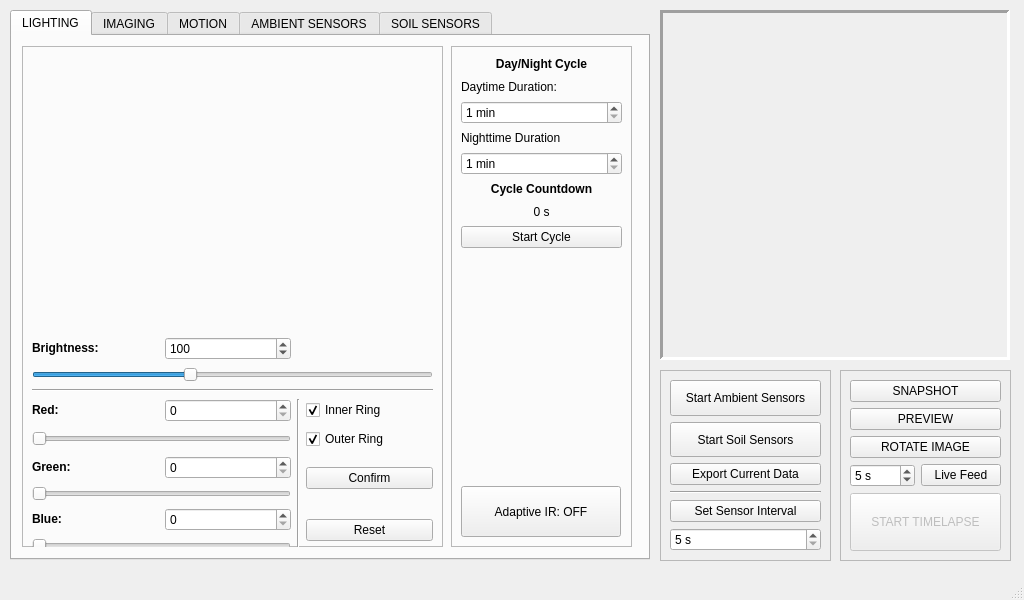
Before: the Qt Designer form _ui/FlashLapse_Pro.ui in CoCl-Jerry/Flashlapse_Pro_Dev, drawn with Qt 5.
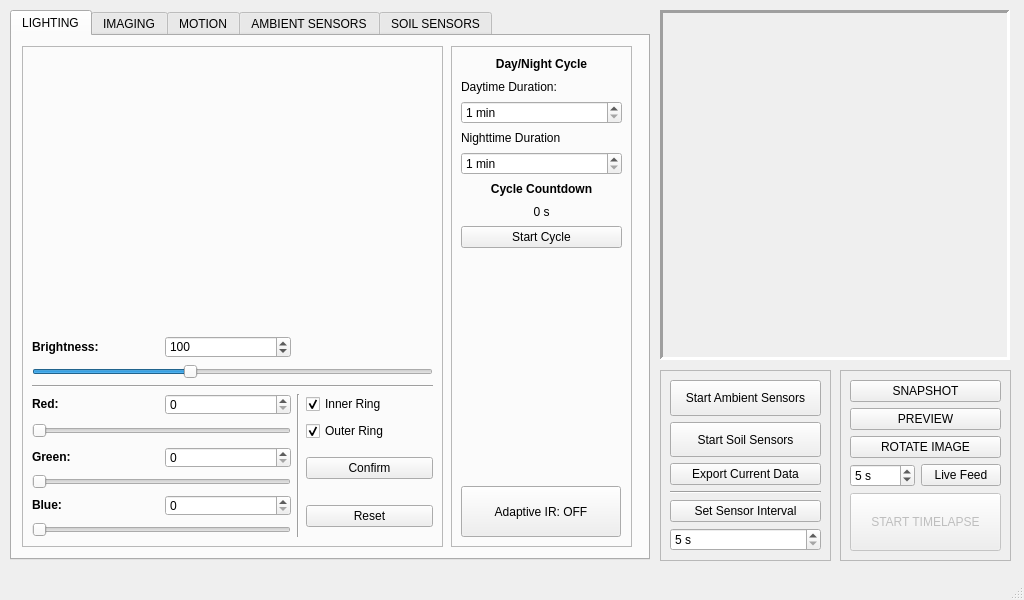
After: the same form once the commit is applied. The open tabs and pages were chosen to show the change. Icons and pictures are not drawn. Custom widgets are drawn as their Qt base class.

Patch:
```diff
--- a/_ui/FlashLapse_Pro.ui
+++ b/_ui/FlashLapse_Pro.ui
@@ -104,7 +104,7 @@
          <x>10</x>
          <y>290</y>
          <width>401</width>
-         <height>221</height>
+         <height>201</height>
         </rect>
        </property>
        <layout class="QGridLayout" name="gridLayout_16">
```
Left out of the diff: 6 changed lines with no effect on the pictures.
